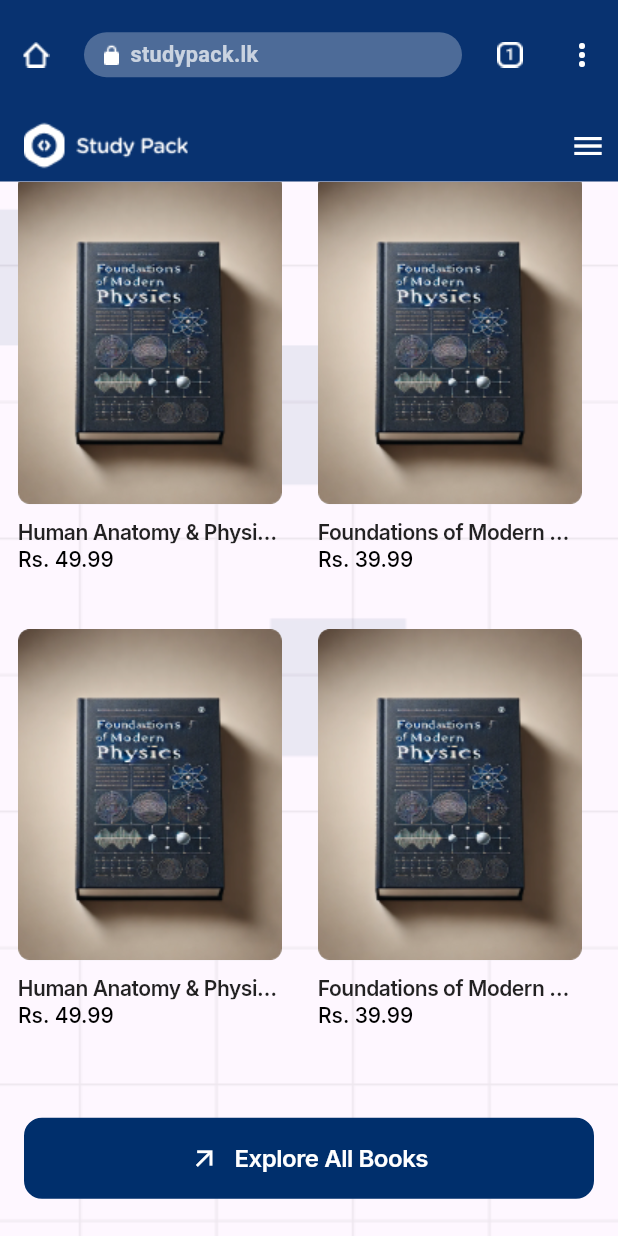
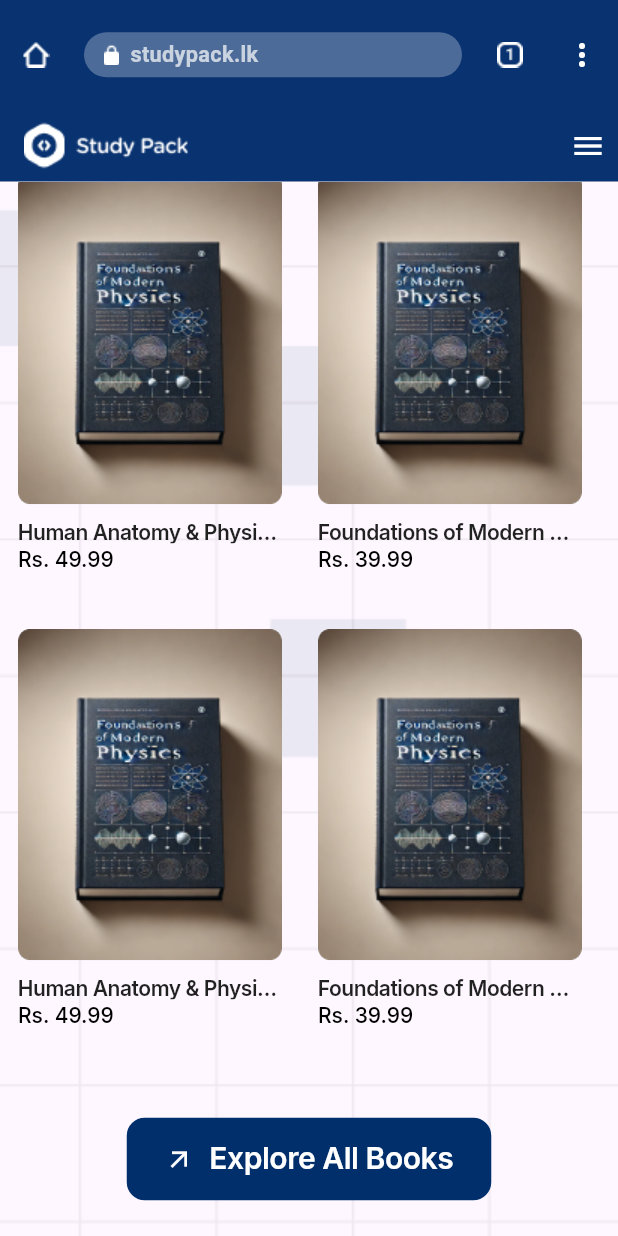
Before and after one commit to dimuthu1997/ui_assignment, a Flutter app: the screen it shows after launch, scrolled down 2304 dp, on a phone screen of 412 x 824 dp. Run offline on Flutter 3.47's test engine with Material 3 defaults, Android fonts, the phone set to English and light mode, and no system bars; our stand-ins replace google_fonts.

Commit message:
fix ui book section

```diff
--- a/lib/book_section.dart
+++ b/lib/book_section.dart
@@ -7,20 +7,103 @@ class BookSection extends StatelessWidget {
 
   @override
   Widget build(BuildContext context) {
+    return LayoutBuilder(
+      builder: (context, constraints) {
+        bool isWeb = constraints.maxWidth >= 900;
+        Widget exploreSection = Column(
+          crossAxisAlignment: CrossAxisAlignment.center,
+          children: [
+            RoundedButton(
+              width: 243,
+              label: "Explore All Books",
+              color: const Color(0xff002F6C),
+              icon: const Icon(
+                Icons.arrow_outward,
+                color: Colors.white,
+                size: 20,
+              ),
+              boarderWidth: 2,
+              height: 55,
+              borderColor: const Color(0xff002F6C),
+              textColor: Colors.white,
+              labelStyle: GoogleFonts.inter(
+                fontSize: 20,
+                fontWeight: FontWeight.w600,
+                letterSpacing: -0.3,
+                height: 1.0,
+                color: Colors.white,
+              ),
+            ),
+            const SizedBox(height: 20),
+            Text(
+              "Need to publish your book here,",
+              style: GoogleFonts.inter(
+                fontSize: 14,
+                fontWeight: FontWeight.w500,
+                height: 1.5,
+                color: Colors.black,
+              ),
+            ),
+            const SizedBox(height: 4),
+            Text(
+              "Join Now",
+              style: GoogleFonts.inter(
+                fontSize: 14,
+                fontWeight: FontWeight.w500,
+                height: 1.5,
+                color: Color(0xff002F6C),
+                decoration: TextDecoration.underline,
+              ),
+            ),
+          ],
+        );
+
         return Container(
           decoration: BoxDecoration(
             image: DecorationImage(
-          image: AssetImage('assets/images/grid1.png'),
+              image:
+                  isWeb
+                      ? const AssetImage('assets/images/grid3.png')
+                      : const AssetImage('assets/images/grid1.png'),
               fit: BoxFit.cover,
             ),
           ),
           child: Column(
             children: [
-          SizedBox(height: 91),
+              const SizedBox(height: 91),
+
+              if (isWeb)
+                Padding(
+                  padding: const EdgeInsets.symmetric(horizontal: 112),
+                  child: Row(
+                    crossAxisAlignment: CrossAxisAlignment.start,
+                    children: [
+                      Expanded(
+                        flex: 3,
+                        child: Text(
+                          "Discover & Share \nEducational Books",
+                          style: GoogleFonts.inter(
+                            fontSize: 48,
+                            fontWeight: FontWeight.w700,
+                            height: 1.0,
+                            letterSpacing: -2,
+                            color: Colors.black,
+                          ),
+                        ),
+                      ),
+                      const SizedBox(width: 40),
+                      Expanded(flex: 1, child: exploreSection),
+                    ],
+                  ),
+                )
+              else
                 Padding(
                   padding: const EdgeInsets.symmetric(horizontal: 16),
+                  child: Align(
+                    alignment: Alignment.centerLeft,
                     child: Text(
-              "Discover & Share Educational Books",
+                      "Discover & Share \nEducational Books",
+                      textAlign: TextAlign.left,
                       style: GoogleFonts.inter(
                         fontSize: 36,
                         fontWeight: FontWeight.w700,
@@ -30,81 +113,64 @@ class BookSection extends StatelessWidget {
                       ),
                     ),
                   ),
-          SizedBox(height: 60),
+                ),
+
+              const SizedBox(height: 60),
+
               HorizontalCourseList(),
-          SizedBox(height: 28),
+              if (!isWeb) ...[
+                const SizedBox(height: 28),
                 HorizontalCourseList(),
-          SizedBox(height: 50),
+                const SizedBox(height: 50),
+
                 Padding(
                   padding: const EdgeInsets.symmetric(horizontal: 16),
-            child: Column(
-              children: [
-                RoundedButton(
-                  width: double.infinity,
-                  label: "Explore All Books",
-                  color: const Color(0xff002F6C),
-                  icon: const Icon(
-                    Icons.arrow_outward,
-                    color: Colors.white,
-                    size: 20,
-                  ),
-                  boarderWidth: 2,
-                  height: 54,
-                  borderColor: const Color(0xff002F6C),
-                  textColor: Colors.white,
-                  labelStyle: GoogleFonts.inter(
-                    fontSize: 16,
-                    fontWeight: FontWeight.w600,
-                    letterSpacing: -0.3,
-                    height: 1.0,
-                    color: Colors.white,
-                  ),
-                ),
-                SizedBox(height: 20),
-
-                Column(
-                  crossAxisAlignment: CrossAxisAlignment.center,
-                  children: [
-                    Text(
-                      "Need to publish your book here,",
-                      style: GoogleFonts.inter(
-                        fontSize: 14,
-                        fontWeight: FontWeight.w500,
-                        height: 1.5,
-                        letterSpacing: 0,
-                        color: Colors.black,
-                      ),
-                    ),
-                    SizedBox(height: 4),
-                    Text(
-                      "Join Now",
-                      textAlign: TextAlign.center,
-                      style: GoogleFonts.inter(
-                        fontSize: 14,
-                        fontWeight: FontWeight.w500,
-                        height: 1.5,
-                        letterSpacing: 0,
-                        color: Color(0xff002F6C),
-                        decoration: TextDecoration.underline,
-                        decorationColor: Color(0xff002F6C),
-                        decorationStyle: TextDecorationStyle.solid,
-                      ),
+                  child: exploreSection,
                 ),
               ],
-                ),
+
+              if (isWeb) const SizedBox(height: 195),
+              if (!isWeb) const SizedBox(height: 98),
             ],
           ),
-          ),
-
-          SizedBox(height: 98),
-        ],
-      ),
+        );
+      },
     );
   }
 }
 
 class HorizontalCourseList extends StatelessWidget {
   final List<Map<String, String>> courses = [
+    {
+      'title': 'Human Anatomy & Physiology Essentials',
+      'price': '\Rs. 49.99',
+      'image': 'assets/images/book.png',
+    },
+    {
+      'title': 'Foundations of Modern Physics',
+      'price': '\Rs. 39.99',
+      'image': 'assets/images/book.png',
+    },
+    {
+      'title': 'Foundations of Modern Physics',
+      'price': '\Rs. 59.99',
+      'image': 'assets/images/book.png',
+    },
+    {
+      'title': 'Human Anatomy & Physiology Essentials',
+      'price': '\Rs. 49.99',
+      'image': 'assets/images/book.png',
+    },
+    {
+      'title': 'Foundations of Modern Physics',
+      'price': '\Rs. 39.99',
+      'image': 'assets/images/book.png',
+    },
+    {
+      'title': 'Foundations of Modern Physics',
+      'price': '\Rs. 59.99',
+      'image': 'assets/images/book.png',
+    },
     {
       'title': 'Human Anatomy & Physiology Essentials',
       'price': '\Rs. 49.99',
@@ -154,7 +220,6 @@ class HorizontalCourseList extends StatelessWidget {
                   ),
                 ),
                 const SizedBox(height: 12),
-
                 Text(
                   course['title']!,
                   overflow: TextOverflow.ellipsis,
```
Also changed, not shown: assets/images/grid3.png (added). Lines whose indentation alone changed are shown as unchanged.
